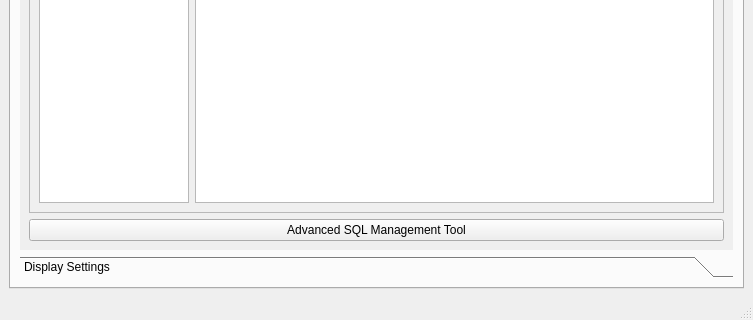
The window that mainplatformwindow.ui (Aloereed/Flightman_Platform_DATA130039) describes before a commit, drawn with Qt 5; both pictures show x 0 to 753 and y 280 to 600 of the 753 by 600 pixel window.
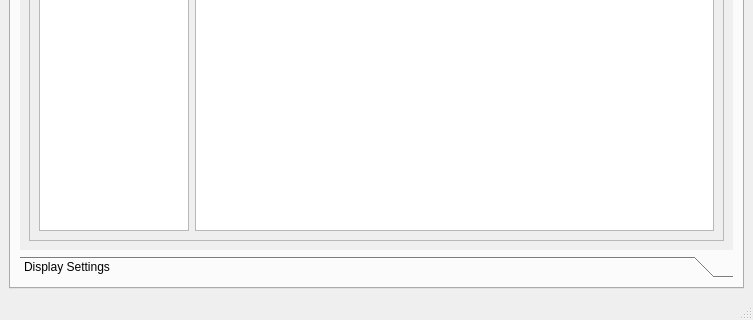
The same window after the commit. The open tabs and pages were chosen to show the change. Icons and pictures are not drawn.

```diff
--- a/mainplatformwindow.ui
+++ b/mainplatformwindow.ui
@@ -885,8 +885,8 @@
              <rect>
               <x>0</x>
               <y>0</y>
-              <width>713</width>
-              <height>433</height>
+              <width>212</width>
+              <height>156</height>
              </rect>
             </property>
             <attribute name="label">
@@ -941,13 +941,6 @@
                </layout>
               </widget>
              </item>
-             <item>
-              <widget class="QPushButton" name="pushButton_13">
-               <property name="text">
-                <string>Advanced SQL Management Tool</string>
-               </property>
-              </widget>
-             </item>
             </layout>
            </widget>
            <widget class="QWidget" name="page_2">
```
Left out of the diff: 10 changed lines with no effect on the pictures.
